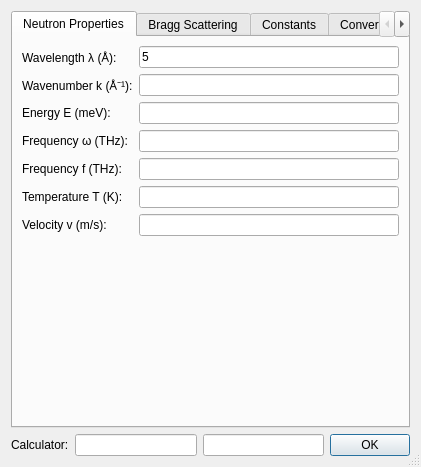
First picture: the form in ui/neutrons.ui, repository t-weber/takin, before the edit.
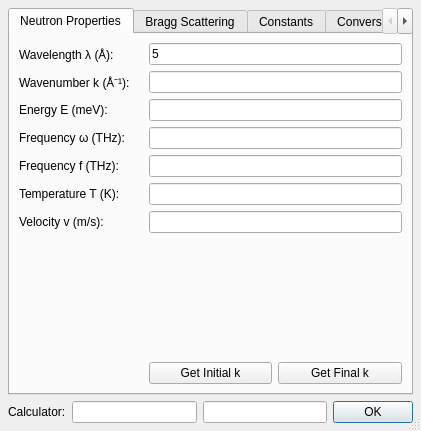
Second picture: the form after the edit.

The edit to the form file:
```diff
--- a/ui/neutrons.ui
+++ b/ui/neutrons.ui
@@ -7,7 +7,7 @@
     <x>0</x>
     <y>0</y>
     <width>421</width>
-    <height>467</height>
+    <height>431</height>
    </rect>
   </property>
   <property name="windowTitle">
@@ -17,6 +17,9 @@
    <bool>true</bool>
   </property>
   <layout class="QGridLayout" name="gridLayout_5">
+   <property name="margin">
+    <number>8</number>
+   </property>
    <item row="1" column="0">
     <widget class="QLabel" name="label_8">
      <property name="text">
@@ -53,26 +56,6 @@
        <string>Neutron Properties</string>
       </attribute>
       <layout class="QGridLayout" name="gridLayout">
-       <item row="6" column="0">
-        <widget class="QLabel" name="label_5">
-         <property name="sizePolicy">
-          <sizepolicy hsizetype="Minimum" vsizetype="Preferred">
-           <horstretch>0</horstretch>
-           <verstretch>0</verstretch>
-          </sizepolicy>
-         </property>
-         <property name="text">
-          <string>Velocity v (m/s):</string>
-         </property>
-        </widget>
-       </item>
-       <item row="6" column="1">
-        <widget class="QLineEdit" name="editV">
-         <property name="alignment">
-          <set>Qt::AlignLeading|Qt::AlignLeft|Qt::AlignVCenter</set>
-         </property>
-        </widget>
-       </item>
        <item row="0" column="0">
         <widget class="QLabel" name="label">
          <property name="sizePolicy">
@@ -86,7 +69,7 @@
          </property>
         </widget>
        </item>
-       <item row="0" column="1">
+       <item row="0" column="1" colspan="2">
         <widget class="QLineEdit" name="editLam">
          <property name="text">
           <string>5</string>
@@ -109,20 +92,7 @@
          </property>
         </widget>
        </item>
-       <item row="7" column="0" colspan="2">
-        <spacer name="verticalSpacer">
-         <property name="orientation">
-          <enum>Qt::Vertical</enum>
-         </property>
-         <property name="sizeHint" stdset="0">
-          <size>
-           <width>20</width>
-           <height>40</height>
-          </size>
-         </property>
-        </spacer>
-       </item>
-       <item row="1" column="1">
+       <item row="1" column="1" colspan="2">
         <widget class="QLineEdit" name="editK">
          <property name="alignment">
           <set>Qt::AlignLeading|Qt::AlignLeft|Qt::AlignVCenter</set>
@@ -142,14 +112,7 @@
          </property>
         </widget>
        </item>
-       <item row="5" column="1">
-        <widget class="QLineEdit" name="editT">
-         <property name="alignment">
-          <set>Qt::AlignLeading|Qt::AlignLeft|Qt::AlignVCenter</set>
-         </property>
-        </widget>
-       </item>
-       <item row="2" column="1">
+       <item row="2" column="1" colspan="2">
         <widget class="QLineEdit" name="editE">
          <property name="alignment">
           <set>Qt::AlignLeading|Qt::AlignLeft|Qt::AlignVCenter</set>
@@ -169,26 +132,13 @@
          </property>
         </widget>
        </item>
-       <item row="3" column="1">
+       <item row="3" column="1" colspan="2">
         <widget class="QLineEdit" name="editOm">
          <property name="alignment">
           <set>Qt::AlignLeading|Qt::AlignLeft|Qt::AlignVCenter</set>
          </property>
         </widget>
        </item>
-       <item row="5" column="0">
-        <widget class="QLabel" name="label_4">
-         <property name="sizePolicy">
-          <sizepolicy hsizetype="Minimum" vsizetype="Preferred">
-           <horstretch>0</horstretch>
-           <verstretch>0</verstretch>
-          </sizepolicy>
-         </property>
-         <property name="text">
-          <string>Temperature T (K):</string>
-         </property>
-        </widget>
-       </item>
        <item row="4" column="0">
         <widget class="QLabel" name="label_6">
          <property name="text">
@@ -196,13 +146,80 @@
          </property>
         </widget>
        </item>
-       <item row="4" column="1">
+       <item row="4" column="1" colspan="2">
         <widget class="QLineEdit" name="editF">
          <property name="alignment">
           <set>Qt::AlignLeading|Qt::AlignLeft|Qt::AlignVCenter</set>
          </property>
         </widget>
        </item>
+       <item row="5" column="0">
+        <widget class="QLabel" name="label_4">
+         <property name="sizePolicy">
+          <sizepolicy hsizetype="Minimum" vsizetype="Preferred">
+           <horstretch>0</horstretch>
+           <verstretch>0</verstretch>
+          </sizepolicy>
+         </property>
+         <property name="text">
+          <string>Temperature T (K):</string>
+         </property>
+        </widget>
+       </item>
+       <item row="5" column="1" colspan="2">
+        <widget class="QLineEdit" name="editT">
+         <property name="alignment">
+          <set>Qt::AlignLeading|Qt::AlignLeft|Qt::AlignVCenter</set>
+         </property>
+        </widget>
+       </item>
+       <item row="6" column="0">
+        <widget class="QLabel" name="label_5">
+         <property name="sizePolicy">
+          <sizepolicy hsizetype="Minimum" vsizetype="Preferred">
+           <horstretch>0</horstretch>
+           <verstretch>0</verstretch>
+          </sizepolicy>
+         </property>
+         <property name="text">
+          <string>Velocity v (m/s):</string>
+         </property>
+        </widget>
+       </item>
+       <item row="6" column="1" colspan="2">
+        <widget class="QLineEdit" name="editV">
+         <property name="alignment">
+          <set>Qt::AlignLeading|Qt::AlignLeft|Qt::AlignVCenter</set>
+         </property>
+        </widget>
+       </item>
+       <item row="7" column="0" colspan="3">
+        <spacer name="verticalSpacer">
+         <property name="orientation">
+          <enum>Qt::Vertical</enum>
+         </property>
+         <property name="sizeHint" stdset="0">
+          <size>
+           <width>20</width>
+           <height>40</height>
+          </size>
+         </property>
+        </spacer>
+       </item>
+       <item row="8" column="1">
+        <widget class="QPushButton" name="btnSyncKi">
+         <property name="text">
+          <string>Get Initial k</string>
+         </property>
+        </widget>
+       </item>
+       <item row="8" column="2">
+        <widget class="QPushButton" name="btnSyncKf">
+         <property name="text">
+          <string>Get Final k</string>
+         </property>
+        </widget>
+       </item>
       </layout>
      </widget>
      <widget class="QWidget" name="tab_3">
@@ -216,6 +233,15 @@
           <string>Real</string>
          </property>
          <layout class="QFormLayout" name="formLayout_2">
+          <property name="horizontalSpacing">
+           <number>4</number>
+          </property>
+          <property name="verticalSpacing">
+           <number>4</number>
+          </property>
+          <property name="margin">
+           <number>4</number>
+          </property>
           <item row="0" column="1">
            <widget class="QLineEdit" name="editBraggDirN">
             <property name="text">
@@ -291,6 +317,15 @@
           <string>Reciprocal</string>
          </property>
          <layout class="QFormLayout" name="formLayout_3">
+          <property name="horizontalSpacing">
+           <number>4</number>
+          </property>
+          <property name="verticalSpacing">
+           <number>4</number>
+          </property>
+          <property name="margin">
+           <number>4</number>
+          </property>
           <item row="0" column="1">
            <widget class="QLineEdit" name="editBraggReciN">
             <property name="text">
```
Left out of the diff: 18 changed lines with no effect on the pictures.
